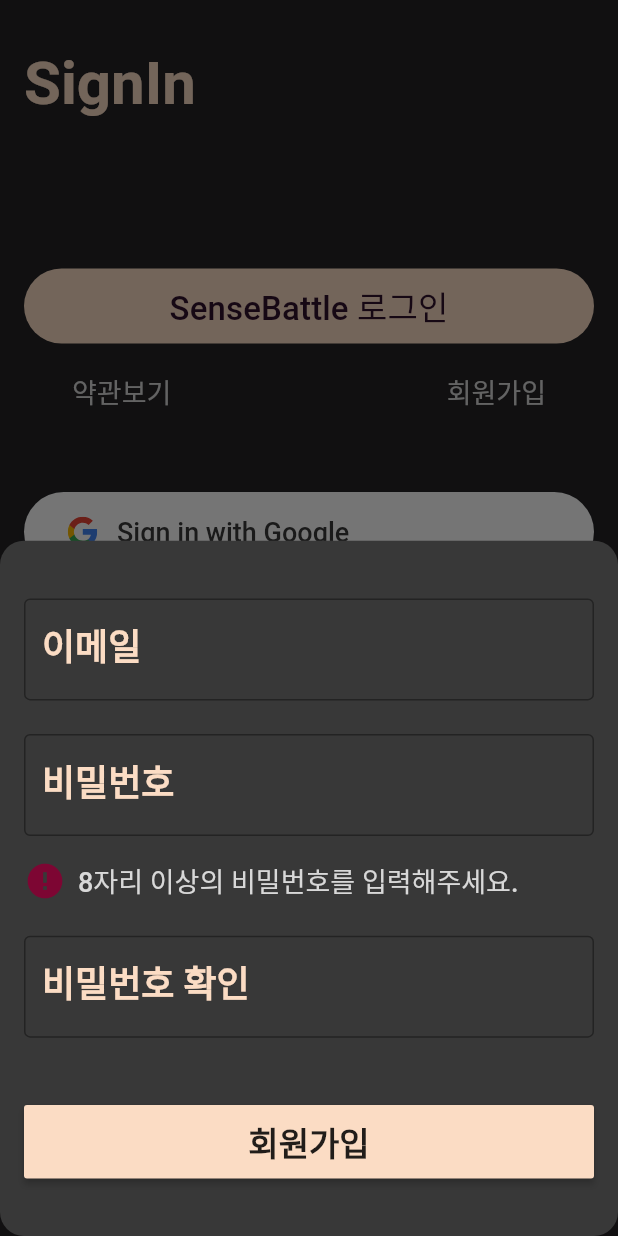
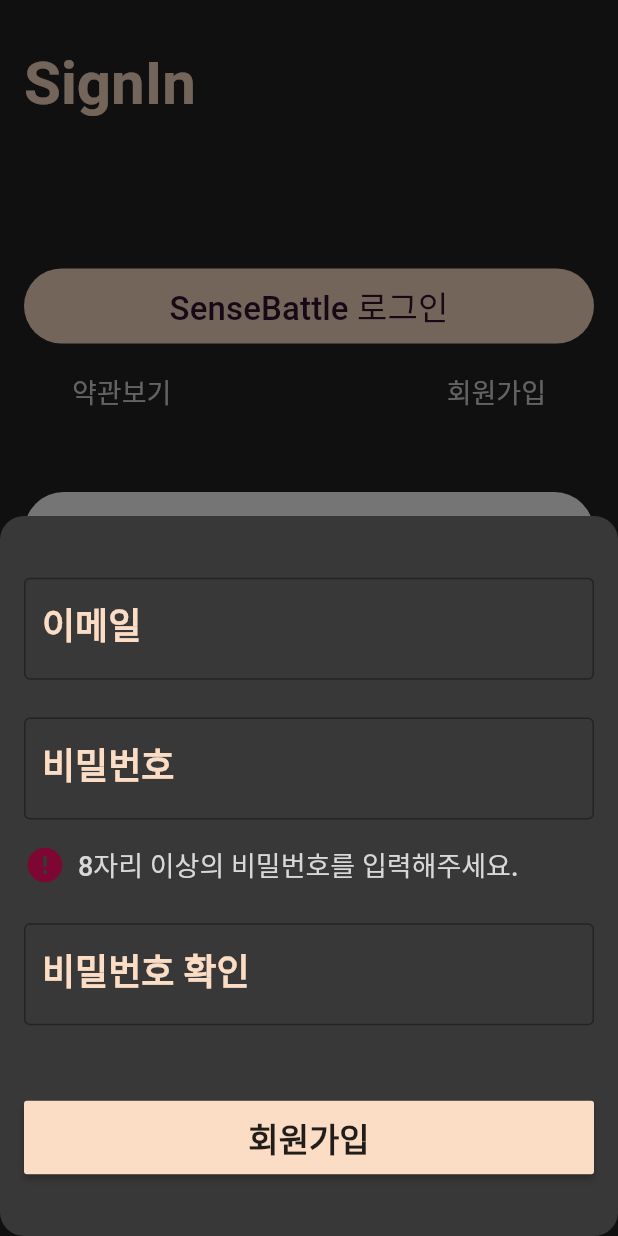
Before and after one commit to EvilStorm/sense_battle_flutter_client, a Flutter app: the screen it shows after launch, after a tap on "회원가입", on a phone screen of 412 x 824 dp. Run offline on Flutter 3.47's test engine with Material 2 defaults, Android fonts, the phone set to English and light mode, and no system bars; our stand-ins replace email_validator, firebase_auth, firebase_core, flutter_svg, get, google_sign_in; missing offline and left inert: flutter_facebook_auth; accounts and stored records are empty.

Commit message:
android multi dex add, modal keyboard show modify

```diff
--- a/lib/screens/sign_in/add_account_email.dart
+++ b/lib/screens/sign_in/add_account_email.dart
@@ -65,6 +65,7 @@
     signInProvider = Provider.of<SignInProvider>(context);
 
     return Column(
+      mainAxisSize: MainAxisSize.min,
       children: [
         Spacer(flex: 1,),
         TextField(
--- a/lib/screens/sign_in/screen_sign_in.dart
+++ b/lib/screens/sign_in/screen_sign_in.dart
@@ -12,6 +12,7 @@
 import 'package:sense_battle/screens/sign_in/add_account_email.dart';
 import 'package:sense_battle/screens/sign_in/sense_battle_signin_button.dart';
 import 'package:sense_battle/screens/sign_in/third_party_signin.dart';
+import 'package:sense_battle/screens/widgets/bottom_show_keyboard_wrapper.dart';
 import 'package:sense_battle/screens/widgets/circular_progress.dart';
 import 'package:sense_battle/utils/Print.dart';
 
@@ -38,6 +39,7 @@
 
     Print.e("_userCredential: ${signInProvider.userCredential}");
 
+    Print.w(" MediaQuery.of(context).viewInsets.bottom: ${MediaQuery.of(context).viewInsets.bottom}" );
     if (signInProvider.errorMessage != null) {
       WidgetsBinding.instance?.addPostFrameCallback((_) {
         Get.rawSnackbar(
@@ -63,6 +65,7 @@
     }
 
     return Scaffold(
+      resizeToAvoidBottomInset: true,
       body: SafeArea(
         child: Container(
           width: MediaQuery.of(context).size.width,
@@ -102,18 +105,13 @@
                           TextButton(
                             onPressed: (){
                               showModalBottomSheet(
+                                isScrollControlled: true,
                                 context: context,
                                 shape: RoundedRectangleBorder(
                                   borderRadius: BorderRadius.circular(Constants.sapceGap),
                                 ),
                                 backgroundColor: Theme.of(context).dialogBackgroundColor,
-                                builder: (context) => SizedBox(
-                                  height: 480.0,
-                                  child: Padding(
-                                    padding: const EdgeInsets.all(Constants.sapceGap),
-                                    child: AddAccountWithEmail(),
-                                  )
-                                )
+                                builder: (context) => BottomKeyboardShowWrapper( height: 480.0, widget: AddAccountWithEmail())
                               );
                             },
                             child: Text(
--- a/lib/screens/sign_in/sense_battle_signin_button.dart
+++ b/lib/screens/sign_in/sense_battle_signin_button.dart
@@ -1,6 +1,7 @@
 import 'package:flutter/material.dart';
 import 'package:sense_battle/constants/constants.dart';
 import 'package:sense_battle/screens/sign_in/sign_in_with_email.dart';
+import 'package:sense_battle/screens/widgets/bottom_show_keyboard_wrapper.dart';
 
 class SenseBattleSignInButton extends StatelessWidget {
 
@@ -15,17 +16,12 @@
         onTap: (){
           showModalBottomSheet(
             context: context,
+            isScrollControlled: true,
             shape: RoundedRectangleBorder(
               borderRadius: BorderRadius.circular(Constants.sapceGap),
             ),
             backgroundColor: Theme.of(context).dialogBackgroundColor,
-            builder: (context) => SizedBox(
-              height: 320.0,
-              child: Padding(
-                padding: const EdgeInsets.all(Constants.sapceGap),
-                child: SignInWithEmail(),
-              )
-            )
+            builder: (context) => BottomKeyboardShowWrapper(height: 320.0, widget: SignInWithEmail())
           );
         },
         child: Container(
--- /dev/null
+++ b/lib/screens/widgets/bottom_show_keyboard_wrapper.dart
@@ -0,0 +1,38 @@
+import 'package:flutter/material.dart';
+import 'package:sense_battle/constants/constants.dart';
+
+class BottomKeyboardShowWrapper extends StatefulWidget {
+
+  final double height;
+  final Widget widget;
+
+  const BottomKeyboardShowWrapper({
+    Key? key,
+    required this.height,
+    required this.widget,
+  }) : super(key: key);
+
+  @override
+  _BottomKeyboardShowWrapperState createState() => _BottomKeyboardShowWrapperState();
+}
+
+class _BottomKeyboardShowWrapperState extends State<BottomKeyboardShowWrapper> {
+  @override
+  Widget build(BuildContext context) {
+    return Container(
+      height: widget.height + MediaQuery.of(context).viewInsets.bottom,
+      child: Column(
+        children: [
+          Container(
+            height: widget.height,
+            child: Padding(
+              padding: const EdgeInsets.all(Constants.sapceGap),
+              child: widget.widget,
+            )
+          ),
+          SizedBox(height: MediaQuery.of(context).viewInsets.bottom,)
+        ],
+      ),
+    );
+  }
+}
```
Also changed, not shown: 2 other files.
